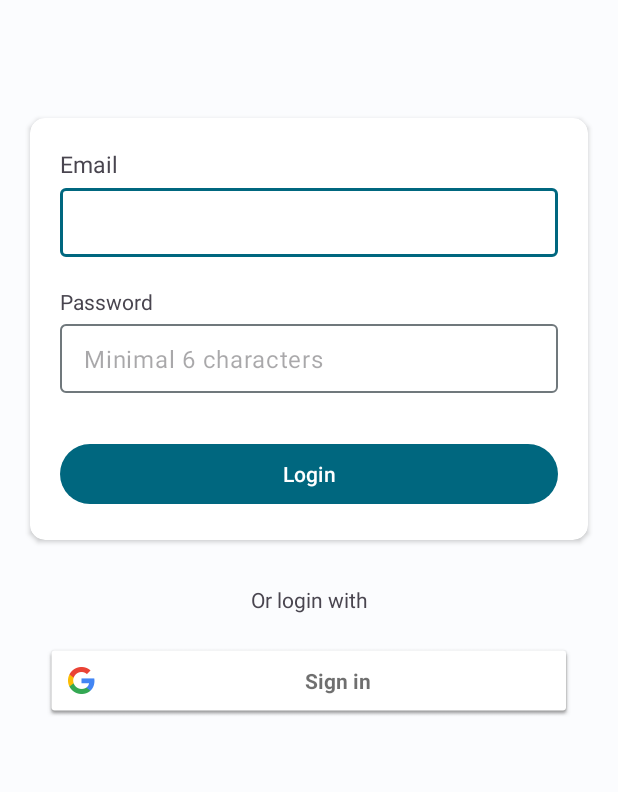
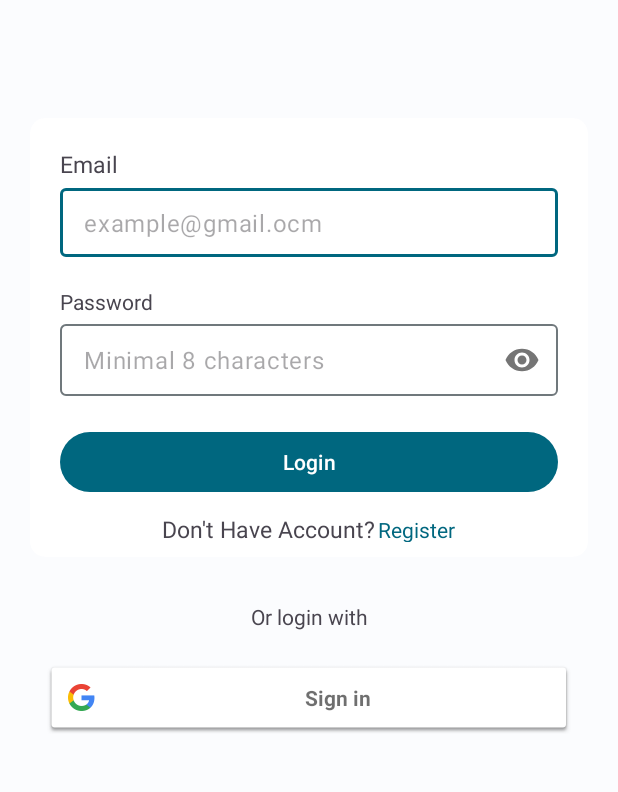
Before and after one commit to Bangkit-Capstone-CH2-PS124-Team/mangbeli, an Android app: the LoginActivity screen opened directly, with no data from a screen before it, on a phone screen of 412 x 824 dp, the part 143-935 px from its top. Run offline under Robolectric (Android 15) with nearby library versions, the phone set to English and light mode, and no system bars; our stand-ins replace Firebase (no records; nobody signed in at launch, a user with empty details on screens opened directly); libraries missing offline, so code that uses them is left out: com.firebase.ui.

Commit message:
Update Login, Register and create profile Pedagang

```diff
--- a/app/src/main/java/com/bumantra/mangbeli/ui/customview/MyEmailEditText.kt
+++ b/app/src/main/java/com/bumantra/mangbeli/ui/customview/MyEmailEditText.kt
@@ -1,12 +1,14 @@
 package com.bumantra.mangbeli.ui.customview
 
 import android.content.Context
+import android.graphics.Canvas
 import android.text.Editable
 import android.text.TextWatcher
 import android.util.AttributeSet
 import android.util.Patterns
 import android.view.View
 import androidx.appcompat.widget.AppCompatEditText
+import com.bumantra.mangbeli.R
 
 
 class MyEmailEditText : AppCompatEditText {
@@ -34,7 +36,7 @@ class MyEmailEditText : AppCompatEditText {
 
             override fun onTextChanged(s: CharSequence, start: Int, before: Int, count: Int) {
                 if (!Patterns.EMAIL_ADDRESS.matcher(s.toString()).matches()) {
-                    error = "Invalid Format"
+                    error = context.getString(R.string.invalid_format)
                 }
             }
 
@@ -42,6 +44,10 @@ class MyEmailEditText : AppCompatEditText {
                 // Do nothing.
             }
         })
+    }
+    override fun onDraw(canvas: Canvas) {
+        super.onDraw(canvas)
+        hint = context.getString(R.string.email_example)
         textAlignment = View.TEXT_ALIGNMENT_VIEW_START
         paddingRight
     }
--- a/app/src/main/java/com/bumantra/mangbeli/ui/customview/MyPasswordEditText.kt
+++ b/app/src/main/java/com/bumantra/mangbeli/ui/customview/MyPasswordEditText.kt
@@ -7,6 +7,7 @@ import android.text.TextWatcher
 import android.util.AttributeSet
 import android.view.View
 import androidx.appcompat.widget.AppCompatEditText
+import com.bumantra.mangbeli.R
 
 class MyPasswordEditText : AppCompatEditText {
     constructor(context: Context) : super(context) {
@@ -32,8 +33,10 @@ class MyPasswordEditText : AppCompatEditText {
             }
 
             override fun onTextChanged(s: CharSequence, start: Int, before: Int, count: Int) {
-                if (s.toString().length < 6) {
-                    error = "Minimal 6 characters"
+                if (s.toString().length < 8) {
+                    setError(context.getString(R.string.minimal_8_characters))
+                } else {
+                    setError(null)
                 }
             }
 
@@ -45,8 +48,9 @@ class MyPasswordEditText : AppCompatEditText {
 
     override fun onDraw(canvas: Canvas) {
         super.onDraw(canvas)
-        hint = "Minimal 6 characters"
+        hint = context.getString(R.string.minimal_8_characters)
         textAlignment = View.TEXT_ALIGNMENT_VIEW_START
         paddingRight
     }
+
 }
--- a/app/src/main/java/com/bumantra/mangbeli/ui/splash/SplashScreen.kt
+++ b/app/src/main/java/com/bumantra/mangbeli/ui/splash/SplashScreen.kt
@@ -12,7 +12,7 @@ import androidx.lifecycle.ViewModelProvider
 import com.bumantra.mangbeli.data.local.pref.SettingsPref
 import com.bumantra.mangbeli.data.local.pref.dataStore
 import com.bumantra.mangbeli.databinding.ActivitySplashScreenBinding
-import com.bumantra.mangbeli.ui.MenuActivity
+import com.bumantra.mangbeli.ui.MainActivity
 import com.bumantra.mangbeli.ui.ViewModelFactory
 import com.bumantra.mangbeli.ui.home.HomeActivity
 import com.bumantra.mangbeli.ui.home.HomeViewModel
@@ -54,7 +54,7 @@ class SplashScreen : AppCompatActivity() {
                 }, splashDisplayLength.toLong())
             }else{
                 Handler(Looper.getMainLooper()).postDelayed({
-                    val mainIntent = Intent(this@SplashScreen, MenuActivity::class.java)
+                    val mainIntent = Intent(this@SplashScreen, MainActivity::class.java)
                     startActivity(mainIntent)
                     finish()
                 }, splashDisplayLength.toLong())
--- a/app/src/main/res/layout/activity_login.xml
+++ b/app/src/main/res/layout/activity_login.xml
@@ -10,16 +10,17 @@
     <LinearLayout
         android:layout_width="match_parent"
         android:layout_height="wrap_content"
-        android:orientation="horizontal"
+        android:layout_marginHorizontal="16dp"
         android:layout_marginTop="20dp"
-        android:layout_marginHorizontal="16dp">
+        android:orientation="horizontal">
+
         <ImageView
             android:layout_width="57dp"
             android:layout_height="53dp"
-            android:src="@drawable/gobaklogo"
+            android:layout_marginHorizontal="15dp"
+            android:layout_marginVertical="15dp"
             android:contentDescription="@string/description_logo"
-            android:layout_marginVertical="15dp"
-            android:layout_marginHorizontal="15dp" />
+            android:src="@drawable/gobaklogo" />
 
         <LinearLayout
             android:layout_width="match_parent"
@@ -29,18 +30,18 @@
             <TextView
                 android:layout_width="wrap_content"
                 android:layout_height="wrap_content"
+                android:layout_marginStart="5dp"
+                android:layout_marginTop="15dp"
+                android:layout_marginEnd="15dp"
                 android:text="@string/title_login"
-                android:textSize="30sp"
                 android:textColor="@color/black"
-                android:layout_marginTop="15dp"
-                android:layout_marginStart="5dp"
-                android:layout_marginEnd="15dp" />
+                android:textSize="30sp" />
 
             <TextView
                 android:layout_width="match_parent"
                 android:layout_height="wrap_content"
-                android:text="@string/description_login"
-                android:layout_marginStart="5dp" />
+                android:layout_marginStart="5dp"
+                android:text="@string/description_login" />
 
         </LinearLayout>
 
@@ -61,8 +62,8 @@
             <TextView
                 android:layout_width="match_parent"
                 android:layout_height="wrap_content"
+                android:layout_marginStart="20dp"
                 android:layout_marginTop="20dp"
-            android:layout_marginStart="20dp"
                 android:text="@string/email"
                 android:textSize="15sp" />
 
@@ -87,15 +88,16 @@
             <TextView
                 android:layout_width="match_parent"
                 android:layout_height="wrap_content"
+                android:layout_marginHorizontal="20dp"
                 android:layout_marginTop="10dp"
-            android:layout_marginHorizontal="20dp"
-            android:text="@string/password"/>
+                android:text="@string/password" />
 
             <com.google.android.material.textfield.TextInputLayout
                 android:id="@+id/passwordTextField"
                 android:layout_width="match_parent"
                 android:layout_height="wrap_content"
-                android:layout_marginHorizontal="20dp">
+                android:layout_marginHorizontal="20dp"
+                app:passwordToggleEnabled="true">
 
                 <com.bumantra.mangbeli.ui.customview.MyPasswordEditText
                     android:id="@+id/edt_password"
@@ -113,18 +115,43 @@
                 android:id="@+id/btn_login_activity"
                 android:layout_width="match_parent"
                 android:layout_height="wrap_content"
-                android:layout_marginVertical="20dp"
                 android:layout_marginHorizontal="20dp"
+                android:layout_marginVertical="10dp"
                 android:text="@string/login" />
 
+            <LinearLayout
+                android:layout_width="wrap_content"
+                android:layout_height="wrap_content"
+                android:layout_gravity="center"
+                android:layout_marginBottom="10dp"
+                android:orientation="horizontal">
+
+                <androidx.appcompat.widget.AppCompatTextView
+                    android:layout_width="match_parent"
+                    android:layout_height="match_parent"
+                    android:gravity="center"
+                    android:text="@string/dont_have_account"
+                    android:textSize="15sp" />
+
+                <TextView
+                    android:id="@+id/btn_to_register"
+                    android:layout_width="wrap_content"
+                    android:layout_height="wrap_content"
+                    android:layout_marginStart="2dp"
+                    android:clickable="true"
+                    android:onClick="onTextViewClick"
+                    android:text="@string/register"
+                    android:textColor="@color/md_theme_light_primary" />
+
+            </LinearLayout>
             <ProgressBar
                 android:id="@+id/loadingProgressBar"
                 android:layout_width="wrap_content"
                 android:layout_height="wrap_content"
                 android:layout_gravity="center"
-                android:visibility="gone"
                 android:layout_marginTop="10dp"
-                android:layout_marginBottom="10dp"/>
+                android:layout_marginBottom="10dp"
+                android:visibility="gone" />
 
         </LinearLayout>
 
@@ -133,9 +160,9 @@
     <TextView
         android:layout_width="match_parent"
         android:layout_height="wrap_content"
-        android:text="@string/or"
         android:layout_marginTop="30dp"
-        android:gravity="center" />
+        android:gravity="center"
+        android:text="@string/or" />
 
     <com.google.android.gms.common.SignInButton
         android:id="@+id/googleSignInButton"
--- a/app/src/main/res/navigation/mobile_navigation.xml
+++ b/app/src/main/res/navigation/mobile_navigation.xml
@@ -33,4 +33,9 @@
         android:name="com.bumantra.mangbeli.ui.pedagang.homepedagang.HomePedagangFragment"
         android:label="fragment_home_pedagang"
         tools:layout="@layout/fragment_home_pedagang" />
+    <fragment
+        android:id="@+id/navigation_profile_pedagang"
+        android:name="com.bumantra.mangbeli.ui.pedagang.profile.ProfilePedagangFragment"
+        android:label="fragment_profile_pedagang"
+        tools:layout="@layout/fragment_profile_pedagang" />
 </navigation>
--- a/app/src/main/res/values/colors.xml
+++ b/app/src/main/res/values/colors.xml
@@ -64,4 +64,6 @@
     <color name="black">#FF000000</color>
     <color name="grey_200">#FFEEEEEE</color>
     <color name="white">#FFFFFFFF</color>
+    <color name="error_text_color">#FF0000</color>
+
 </resources>
--- a/app/src/main/res/values/strings.xml
+++ b/app/src/main/res/values/strings.xml
@@ -78,6 +78,15 @@
     <string name="title_home_mark_buyer">(Mark purchase)</string>
     <string name="ya">Yes</string>
     <string name="confirpassword_is_required">Password must match</string>
+    <string name="minimal_8_characters">Minimal 8 characters</string>
+    <string name="email_example">example@gmail.ocm</string>
+    <string name="invalid_format">Invalid Format</string>
+    <string name="dont_have_account">Don\'t Have Account? </string>
+    <string name="name_hint">Name</string>
+    <string name="name_vendor">Vendor Name</string>
+    <string name="list_vendor">List Vendor</string>
+    <string name="btn_cancel">Cancal</string>
+    <string name="price_range">Price_range</string>
 
 
 </resources>
```
Also changed, not shown: app/src/main/java/com/bumantra/mangbeli/ui/home/HomeActivity.kt (+7 -1 lines), app/src/main/java/com/bumantra/mangbeli/ui/login/LoginActivity.kt (+20 -7 lines), app/src/main/java/com/bumantra/mangbeli/ui/pedagang/profile/ProfilePedagangFragment.kt (added, +18 -0 lines), app/src/main/res/layout/activity_sign_up.xml (+38 -32 lines), app/src/main/res/layout/fragment_profile.xml (+6 -6 lines), app/src/main/res/layout/fragment_profile_pedagang.xml (added, +185 -0 lines), 1 other file. Lines whose indentation alone changed are shown as unchanged.
